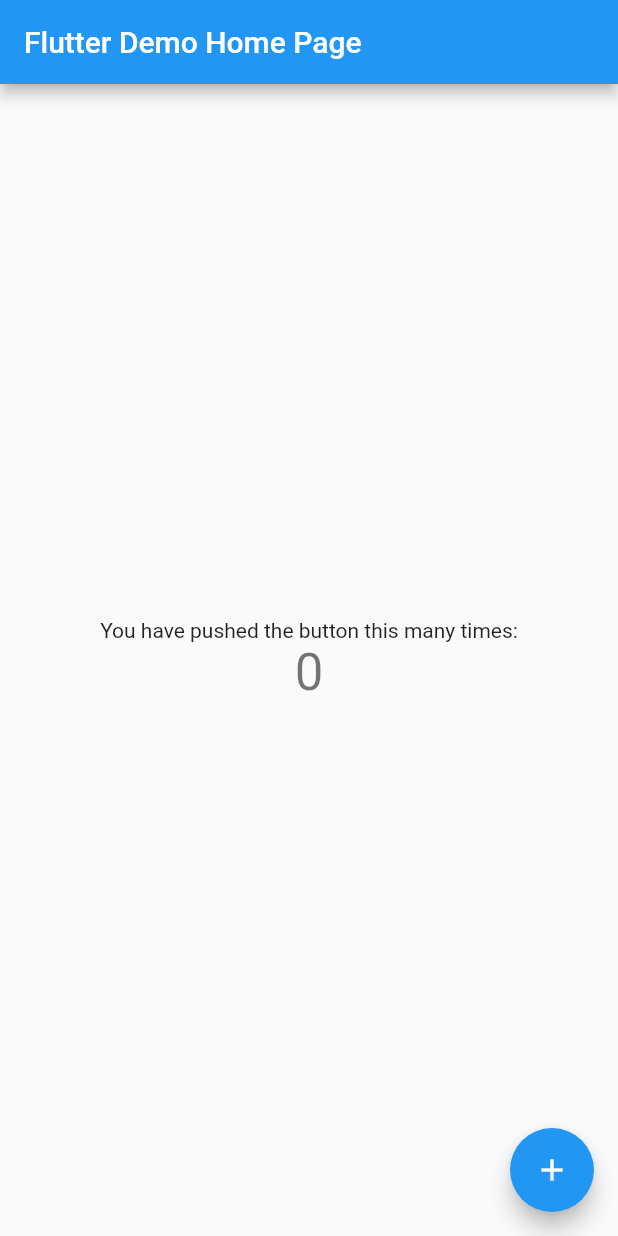
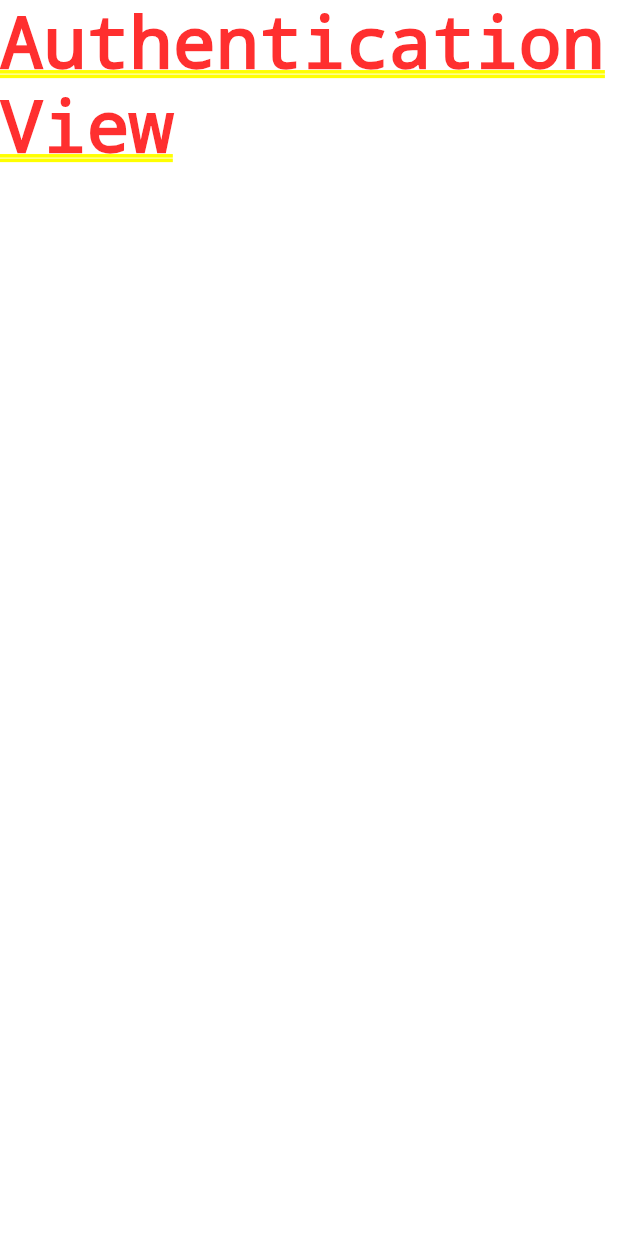
Before and after one commit to sikleber/Beerpongo, a Flutter app: the screen it shows after launch, on a phone screen of 412 x 824 dp. Run offline on Flutter 3.47's test engine with Material 2 defaults, Android fonts, the phone set to English and light mode, and no system bars.

Commit message:
Add initial flutter architecture

```diff
--- /dev/null
+++ b/sys-src/frontend/flutter-app/lib/controller/authentication_notifier.dart
@@ -0,0 +1,28 @@
+import 'package:beerpongo/service/authentication_service.dart';
+import 'package:flutter/cupertino.dart';
+
+enum AuthenticationState {
+  unauthenticated,
+  authenticated,
+  error
+}
+
+class AuthenticationNotifier extends ChangeNotifier {
+
+  final AuthenticationService _authenticationService = AuthenticationService();
+
+  AuthenticationState _state = AuthenticationState.unauthenticated;
+
+  AuthenticationState get state => _state;
+
+  void authenticate() async {
+    String token = await _authenticationService.fetchAuthenticationToken();
+    if (token.isEmpty){
+      _state = AuthenticationState.authenticated;
+    } else  {
+      _state = AuthenticationState.unauthenticated;
+    }
+    notifyListeners();
+  }
+
+}
--- a/sys-src/frontend/flutter-app/lib/main.dart
+++ b/sys-src/frontend/flutter-app/lib/main.dart
@@ -1,115 +1,43 @@
+import 'package:beerpongo/view/authentication_view.dart';
+import 'package:beerpongo/view/error_view.dart';
+import 'package:beerpongo/view/menu_view.dart';
 import 'package:flutter/material.dart';
+import 'package:provider/provider.dart';
+
+import 'controller/authentication_notifier.dart';
 
 void main() {
-  runApp(const MyApp());
+  runApp(ChangeNotifierProvider(
+    create: (context) => AuthenticationNotifier(),
+    child: const BeerpongoApp(),
+  ));
 }
 
-class MyApp extends StatelessWidget {
-  const MyApp({super.key});
+class BeerpongoApp extends StatelessWidget {
+  const BeerpongoApp({super.key});
 
-  // This widget is the root of your application.
   @override
   Widget build(BuildContext context) {
     return MaterialApp(
-      title: 'Flutter Demo',
+      title: 'Beerpongo',
       theme: ThemeData(
-        // This is the theme of your application.
-        //
-        // Try running your application with "flutter run". You'll see the
-        // application has a blue toolbar. Then, without quitting the app, try
-        // changing the primarySwatch below to Colors.green and then invoke
-        // "hot reload" (press "r" in the console where you ran "flutter run",
-        // or simply save your changes to "hot reload" in a Flutter IDE).
-        // Notice that the counter didn't reset back to zero; the application
-        // is not restarted.
         primarySwatch: Colors.blue,
       ),
-      home: const MyHomePage(title: 'Flutter Demo Home Page'),
+      home: Consumer<AuthenticationNotifier>(
+        builder: (context, notifier, child) =>
+            _getByAuthenticationState(notifier.state),
+      ),
     );
   }
-}
 
-class MyHomePage extends StatefulWidget {
-  const MyHomePage({super.key, required this.title});
-
-  // This widget is the home page of your application. It is stateful, meaning
-  // that it has a State object (defined below) that contains fields that affect
-  // how it looks.
-
-  // This class is the configuration for the state. It holds the values (in this
-  // case the title) provided by the parent (in this case the App widget) and
-  // used by the build method of the State. Fields in a Widget subclass are
-  // always marked "final".
-
-  final String title;
-
-  @override
-  State<MyHomePage> createState() => _MyHomePageState();
-}
-
-class _MyHomePageState extends State<MyHomePage> {
-  int _counter = 0;
-
-  void _incrementCounter() {
-    setState(() {
-      // This call to setState tells the Flutter framework that something has
-      // changed in this State, which causes it to rerun the build method below
-      // so that the display can reflect the updated values. If we changed
-      // _counter without calling setState(), then the build method would not be
-      // called again, and so nothing would appear to happen.
-      _counter++;
-    });
-  }
-
-  @override
-  Widget build(BuildContext context) {
-    // This method is rerun every time setState is called, for instance as done
-    // by the _incrementCounter method above.
-    //
-    // The Flutter framework has been optimized to make rerunning build methods
-    // fast, so that you can just rebuild anything that needs updating rather
-    // than having to individually change instances of widgets.
-    return Scaffold(
-      appBar: AppBar(
-        // Here we take the value from the MyHomePage object that was created by
-        // the App.build method, and use it to set our appbar title.
-        title: Text(widget.title),
-      ),
-      body: Center(
-        // Center is a layout widget. It takes a single child and positions it
-        // in the middle of the parent.
-        child: Column(
-          // Column is also a layout widget. It takes a list of children and
-          // arranges them vertically. By default, it sizes itself to fit its
-          // children horizontally, and tries to be as tall as its parent.
-          //
-          // Invoke "debug painting" (press "p" in the console, choose the
-          // "Toggle Debug Paint" action from the Flutter Inspector in Android
-          // Studio, or the "Toggle Debug Paint" command in Visual Studio Code)
-          // to see the wireframe for each widget.
-          //
-          // Column has various properties to control how it sizes itself and
-          // how it positions its children. Here we use mainAxisAlignment to
-          // center the children vertically; the main axis here is the vertical
-          // axis because Columns are vertical (the cross axis would be
-          // horizontal).
-          mainAxisAlignment: MainAxisAlignment.center,
-          children: <Widget>[
-            const Text(
-              'You have pushed the button this many times:',
-            ),
-            Text(
-              '$_counter',
-              style: Theme.of(context).textTheme.headline4,
-            ),
-          ],
-        ),
-      ),
-      floatingActionButton: FloatingActionButton(
-        onPressed: _incrementCounter,
-        tooltip: 'Increment',
-        child: const Icon(Icons.add),
-      ), // This trailing comma makes auto-formatting nicer for build methods.
-    );
+  Widget _getByAuthenticationState(AuthenticationState state) {
+    switch (state) {
+      case AuthenticationState.unauthenticated:
+        return const AuthenticationView();
+      case AuthenticationState.authenticated:
+        return const MenuView();
+      default:
+        return const ErrorView();
+    }
   }
 }
--- /dev/null
+++ b/sys-src/frontend/flutter-app/lib/repository/authentication_repository.dart
@@ -0,0 +1,5 @@
+abstract class AuthenticationRepository {
+
+  Future<String> fetchAuthenticationToken();
+
+}
--- /dev/null
+++ b/sys-src/frontend/flutter-app/lib/service/authentication_service.dart
@@ -0,0 +1,11 @@
+import 'package:beerpongo/repository/authentication_repository.dart';
+import 'package:beerpongo/repository/cognito_authentication_repository.dart';
+
+class AuthenticationService {
+  final AuthenticationRepository _authenticationRepository =
+      CognitoAuthenticationRepository();
+
+  Future<String> fetchAuthenticationToken() {
+    return _authenticationRepository.fetchAuthenticationToken();
+  }
+}
--- /dev/null
+++ b/sys-src/frontend/flutter-app/lib/view/authentication_view.dart
@@ -0,0 +1,10 @@
+import 'package:flutter/cupertino.dart';
+
+class AuthenticationView extends StatelessWidget {
+  const AuthenticationView({super.key});
+
+  @override
+  Widget build(BuildContext context) {
+    return const Text("AuthenticationView");
+  }
+}
--- a/sys-src/frontend/flutter-app/pubspec.yaml
+++ b/sys-src/frontend/flutter-app/pubspec.yaml
@@ -36,6 +36,7 @@
   # The following adds the Cupertino Icons font to your application.
   # Use with the CupertinoIcons class for iOS style icons.
   cupertino_icons: ^1.0.2
+  provider: ^6.0.5
 
 dev_dependencies:
   flutter_test:
```
Also changed, not shown: sys-src/frontend/flutter-app/lib/repository/cognito_authentication_repository.dart (added, +12 -0 lines), sys-src/frontend/flutter-app/lib/view/error_view.dart (added, +10 -0 lines), sys-src/frontend/flutter-app/lib/view/menu_view.dart (added, +10 -0 lines), sys-src/frontend/flutter-app/pubspec.lock, 1 other file.
